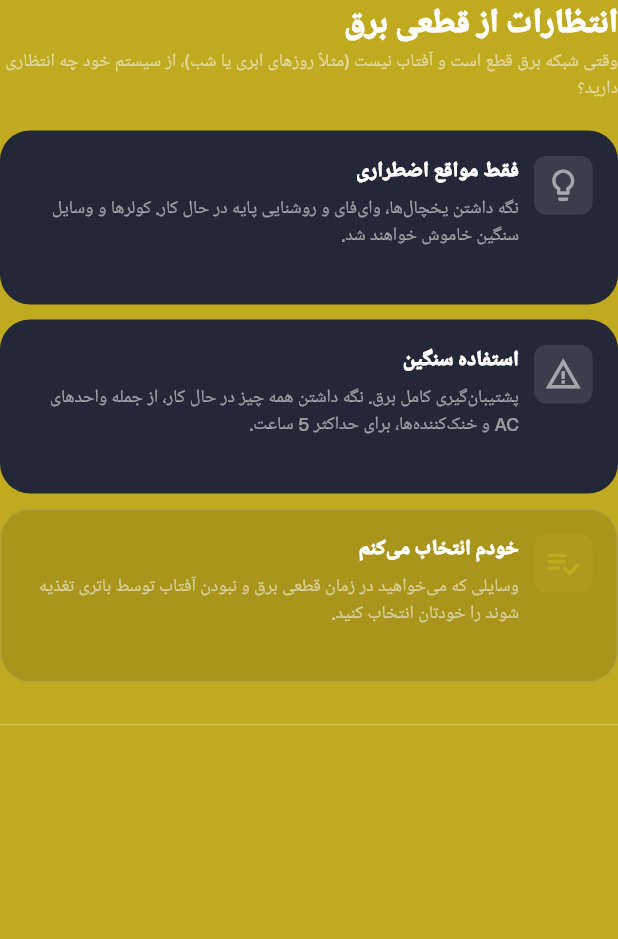
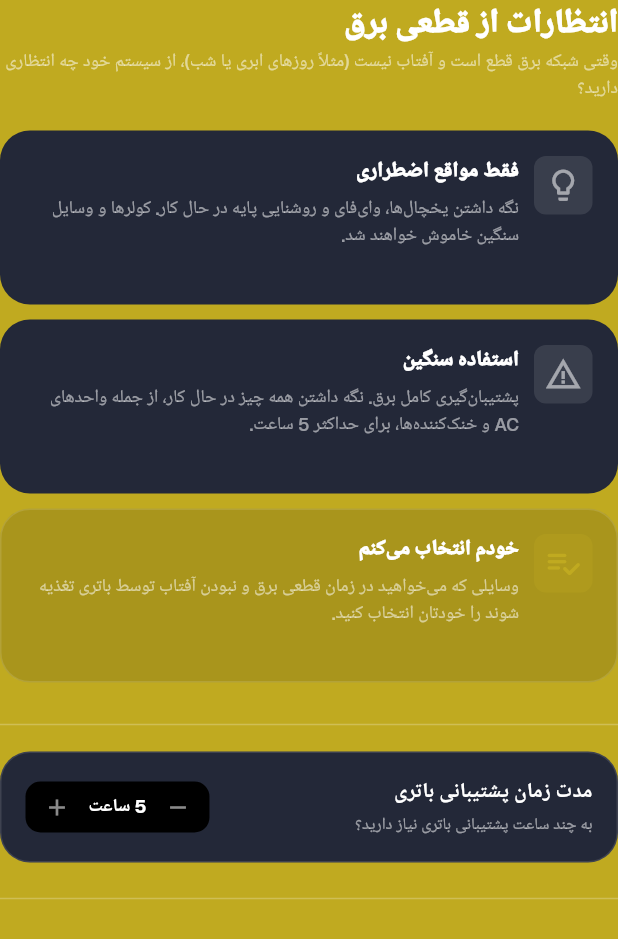
Before and after one commit to finitxapps/solarmate, a Flutter app: the OutageView widget shown alone on an empty page, opened directly, after a tap on "خودم انتخاب می‌کنم", on a phone screen of 412 x 824 dp. Shown: the top 939 px of the screen. Run offline on Flutter 3.47's test engine with Material 3 defaults, Android fonts, the light colour scheme and no system bars; our stand-ins replace flutter_map, geolocator, get, get_storage, image_picker, latlong2; accounts and stored records are empty; network calls fail; project files that could hold a hidden picture were left out.

Commit message:
feat: add battery hours backup prompt and serialize under batteryHours key

```diff
--- a/mobile/lib/I18n/messages.dart
+++ b/mobile/lib/I18n/messages.dart
@@ -69,4 +69,7 @@ class AppMessages {
   static const String totalPrice = 'totalPrice';
   static const String otherCosts = 'otherCosts';
   static const String description = 'description';
+  static const String batteryHours = 'batteryHours';
+  static const String batteryHoursTip = 'batteryHoursTip';
+  static const String hoursSuffix = 'hoursSuffix';
 }
--- a/mobile/lib/I18n/translation.dart
+++ b/mobile/lib/I18n/translation.dart
@@ -82,6 +82,9 @@ class AppTranslation extends Translations {
       AppMessages.totalPrice: 'قیمت کل',
       AppMessages.otherCosts: 'مخارج ثابت:',
       AppMessages.description: 'توضیحات',
+      AppMessages.batteryHours: 'مدت زمان پشتیبانی باتری',
+      AppMessages.batteryHoursTip: 'به چند ساعت پشتیبانی باتری نیاز دارید؟',
+      AppMessages.hoursSuffix: 'ساعت',
     },
     'en': {
       AppMessages.appName: 'Solar Mate',
@@ -160,6 +163,9 @@ class AppTranslation extends Translations {
       AppMessages.totalPrice: 'Total Price',
       AppMessages.otherCosts: 'Fixed Costs:',
       AppMessages.description: 'Description',
+      AppMessages.batteryHours: 'Battery Backup Duration',
+      AppMessages.batteryHoursTip: 'How many hours of battery backup do you need?',
+      AppMessages.hoursSuffix: 'Hours',
     },
   };
 }
--- a/mobile/lib/controllers/main_controller.dart
+++ b/mobile/lib/controllers/main_controller.dart
@@ -46,6 +46,7 @@ class MainController extends GetxController with WidgetsBindingObserver {
   final RxString selectedMeterType = '0'.obs;
   final TextEditingController floorNumberController = TextEditingController();
   final RxInt selectedOutageIndex = 0.obs;
+  final RxInt batteryHours = 5.obs;
   Rx<ResultModel?> resultModel = Rx<ResultModel?>(null);
   final RxInt selectedPackageIndex = (-1).obs;
 
@@ -123,6 +124,9 @@ class MainController extends GetxController with WidgetsBindingObserver {
           selectedMeterType: selectedMeterType.value,
           floorNumber: floorNumberController.text,
           selectedOutage: selectedOutageIndex.value.toString(),
+          batteryHours: selectedOutageIndex.value == 2
+              ? batteryHours.value.toString()
+              : null,
         ).toJson(),
       }),
       headers: {
@@ -169,6 +173,7 @@ class MainController extends GetxController with WidgetsBindingObserver {
     selectedOutageIndex.value = 0;
     selectedImage.value = null;
     currentPageIndex.value = 0;
+    batteryHours.value = 5;
   }
 
   void selectMeterType(String? value) {
--- a/mobile/lib/models/data_model.dart
+++ b/mobile/lib/models/data_model.dart
@@ -12,6 +12,7 @@ class DataModel {
   String selectedMeterType;
   String floorNumber;
   String selectedOutage;
+  String? batteryHours;
 
   DataModel({
     required this.selectedConsumers,
@@ -21,6 +22,7 @@ class DataModel {
     required this.selectedMeterType,
     required this.floorNumber,
     required this.selectedOutage,
+    this.batteryHours,
   });
 
   Map<String, dynamic> toJson() => {
@@ -31,5 +33,6 @@ class DataModel {
     "selectedMeterType": selectedMeterType,
     "floorNumber": floorNumber,
     "selectedOutage": selectedOutage,
+    if (batteryHours != null) "batteryHours": batteryHours,
   };
 }
--- a/mobile/lib/views/outage_view.dart
+++ b/mobile/lib/views/outage_view.dart
@@ -249,6 +249,100 @@ class OutageView extends StatelessWidget {
                 const SizedBox(height: 10),
                 const Divider(color: Colors.white24),
                 const SizedBox(height: 10),
+                Container(
+                  padding: const EdgeInsets.all(16),
+                  decoration: BoxDecoration(
+                    color: darkColor,
+                    borderRadius: BorderRadius.circular(20),
+                    border: Border.all(color: Colors.white12, width: 1),
+                  ),
+                  child: Row(
+                    mainAxisAlignment: MainAxisAlignment.spaceBetween,
+                    children: [
+                      Expanded(
+                        child: Column(
+                          crossAxisAlignment: CrossAxisAlignment.start,
+                          children: [
+                            Text(
+                              AppMessages.batteryHours.tr,
+                              style: const TextStyle(
+                                fontSize: 14,
+                                fontWeight: FontWeight.bold,
+                                color: Colors.white,
+                              ),
+                            ),
+                            const SizedBox(height: 4),
+                            Text(
+                              AppMessages.batteryHoursTip.tr,
+                              style: const TextStyle(
+                                fontSize: 11,
+                                color: Colors.white54,
+                                fontWeight: FontWeight.w500,
+                              ),
+                            ),
+                          ],
+                        ),
+                      ),
+                      Container(
+                        decoration: BoxDecoration(
+                          borderRadius: BorderRadius.circular(10),
+                          color: Colors.black,
+                        ),
+                        child: Row(
+                          mainAxisSize: MainAxisSize.min,
+                          children: [
+                            InkWell(
+                              onTap: () {
+                                if (MainController.to.batteryHours.value > 1) {
+                                  MainController.to.batteryHours.value--;
+                                }
+                              },
+                              child: const Padding(
+                                padding: EdgeInsets.symmetric(
+                                  horizontal: 12,
+                                  vertical: 8,
+                                ),
+                                child: Icon(
+                                  Icons.remove,
+                                  size: 18,
+                                  color: Colors.white54,
+                                ),
+                              ),
+                            ),
+                            Text(
+                              '${MainController.to.batteryHours.value} ${AppMessages.hoursSuffix.tr}',
+                              style: const TextStyle(
+                                fontWeight: FontWeight.bold,
+                                color: Colors.white,
+                              ),
+                            ),
+                            InkWell(
+                              onTap: () {
+                                if (MainController.to.batteryHours.value < 24) {
+                                  MainController.to.batteryHours.value++;
+                                }
+                              },
+                              child: const Padding(
+                                padding: EdgeInsets.symmetric(
+                                  horizontal: 12,
+                                  vertical: 8,
+                                ),
+                                child: Icon(
+                                  Icons.add,
+                                  size: 18,
+                                  color: Colors.white54,
+                                ),
+                              ),
+                            ),
+                          ],
+                        ),
+                      ),
+                    ],
+                  ),
+                ),
+                const SizedBox(height: 16),
+                const Divider(color: Colors.white24),
+                const SizedBox(height: 10),
                 ListView.builder(
                   shrinkWrap: true,
                   physics: const NeverScrollableScrollPhysics(),
```
Also changed, not shown: 1 other file.
